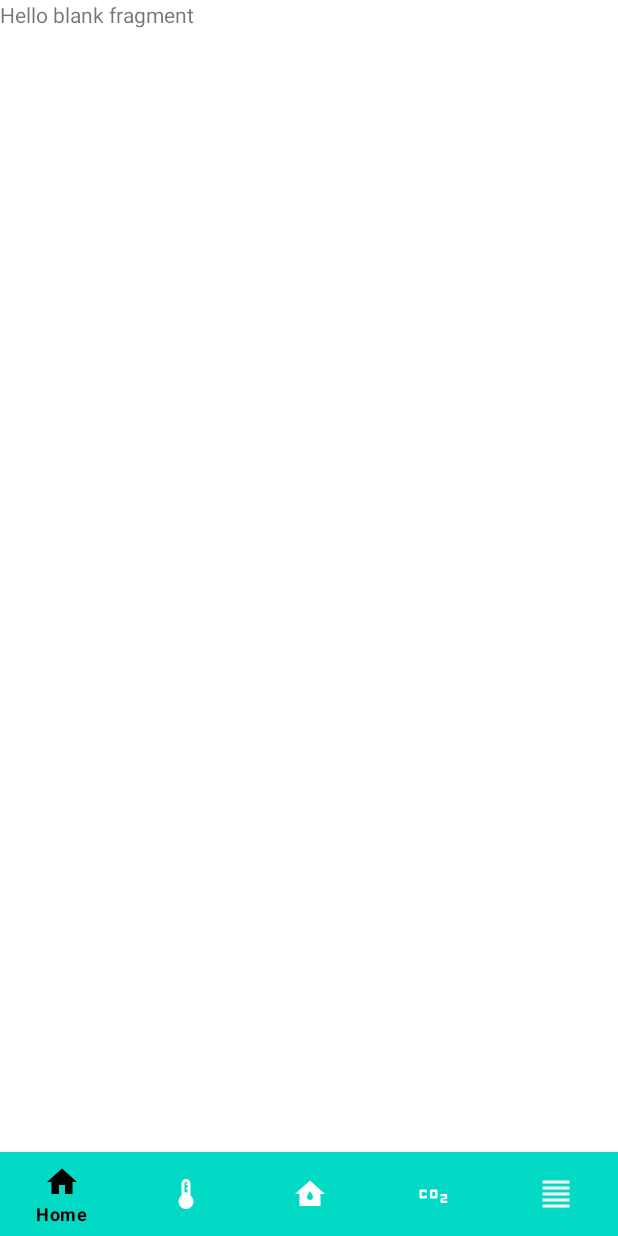
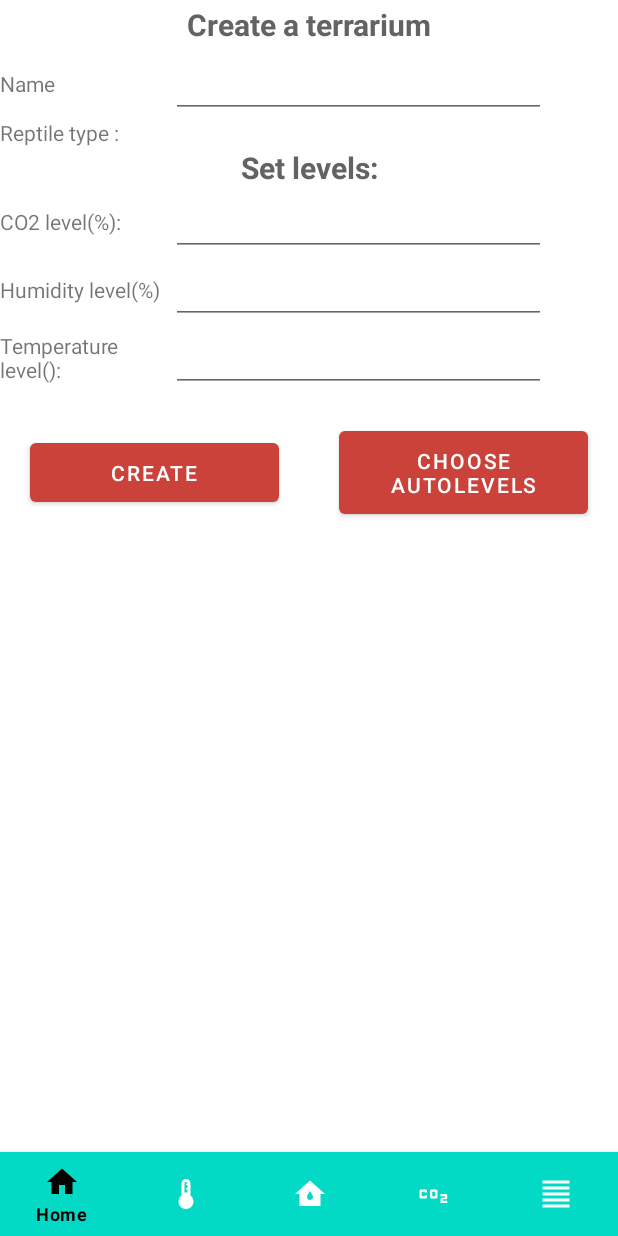
Before and after one commit to alinusiacoban/SEP4-InteractiveMedia, an Android app: the fragment OptionsFragment placed in its activity, on a phone screen of 412 x 824 dp. Run offline under Robolectric (Android 15) with nearby library versions, the phone set to English and light mode, and no system bars.

Commit message:
Create terrarium initial page layout

```diff
--- a/app/src/main/res/layout/fragment_options.xml
+++ b/app/src/main/res/layout/fragment_options.xml
@@ -1,14 +1,151 @@
 <?xml version="1.0" encoding="utf-8"?>
-<FrameLayout xmlns:android="http://schemas.android.com/apk/res/android"
+<LinearLayout xmlns:android="http://schemas.android.com/apk/res/android"
     xmlns:tools="http://schemas.android.com/tools"
     android:layout_width="match_parent"
     android:layout_height="match_parent"
+    android:orientation="vertical"
     tools:context=".terraiot.ui.options.OptionsFragment">
 
     <!-- TODO: Update blank fragment layout -->
+    <LinearLayout
+        android:layout_width="match_parent"
+        android:layout_height="wrap_content"
+        android:orientation="horizontal"
+        android:gravity="center_vertical">
     <TextView
         android:layout_width="match_parent"
-        android:layout_height="match_parent"
-        android:text="@string/hello_blank_fragment" />
+        android:layout_height="wrap_content"
+        android:text="Create a terrarium"
+        android:textSize="20sp"
+        android:textStyle="bold"
+        android:textAlignment="center"
+        android:textColor="#636363"/>
+    <View
+        android:layout_width="match_parent"
+        android:layout_height="1dp"
+        android:layout_marginTop="16dp"
+        android:layout_marginBottom="16dp"
+        android:background="#636363"/>
+    </LinearLayout>
+    <LinearLayout
+        android:layout_width="match_parent"
+        android:layout_height="wrap_content"
+        android:orientation="horizontal"
+        android:gravity="center_vertical">
 
-</FrameLayout>
+        <TextView
+            android:layout_width="0dp"
+            android:layout_height="wrap_content"
+            android:layout_weight="1"
+            android:text="Name" />
+        <EditText
+            android:layout_width="wrap_content"
+            android:layout_height="wrap_content"
+            android:layout_marginEnd="48dp"
+            android:layout_weight="2" />
+    </LinearLayout>
+    <LinearLayout
+        android:layout_width="match_parent"
+        android:layout_height="wrap_content"
+        android:orientation="horizontal"
+        android:gravity="center_vertical">
+        <TextView
+            android:layout_width="0dp"
+            android:layout_height="wrap_content"
+            android:layout_weight="1"
+            android:text="Reptile type :">
+        </TextView>
+
+    </LinearLayout>
+
+    <LinearLayout
+        android:layout_width="match_parent"
+        android:layout_height="wrap_content"
+        android:orientation="horizontal"
+        android:gravity="center_vertical">
+        <TextView
+            android:layout_width="match_parent"
+            android:layout_height="wrap_content"
+            android:layout_weight="1"
+            android:text="Set levels:"
+            android:textSize="20sp"
+            android:textStyle="bold"
+            android:textAlignment="center"
+            android:textColor="#636363">
+        </TextView>
+    </LinearLayout>
+    <LinearLayout
+        android:layout_width="match_parent"
+        android:layout_height="wrap_content"
+        android:orientation="horizontal"
+        android:gravity="center_vertical">
+
+        <TextView
+            android:layout_width="0dp"
+            android:layout_height="wrap_content"
+            android:layout_weight="1"
+            android:text="CO2 level(%):" />
+        <EditText
+            android:layout_width="wrap_content"
+            android:layout_height="wrap_content"
+            android:layout_marginEnd="48dp"
+            android:layout_weight="2" />
+    </LinearLayout>
+    <LinearLayout
+        android:layout_width="match_parent"
+        android:layout_height="wrap_content"
+        android:orientation="horizontal"
+        android:gravity="center_vertical">
+
+        <TextView
+            android:layout_width="0dp"
+            android:layout_height="wrap_content"
+            android:layout_weight="1"
+            android:text="Humidity level(%)" />
+        <EditText
+            android:layout_width="wrap_content"
+            android:layout_height="wrap_content"
+            android:layout_marginEnd="48dp"
+            android:layout_weight="2" />
+    </LinearLayout>
+    <LinearLayout
+        android:layout_width="match_parent"
+        android:layout_height="wrap_content"
+        android:orientation="horizontal"
+        android:gravity="center_vertical">
+
+        <TextView
+            android:layout_width="0dp"
+            android:layout_height="wrap_content"
+            android:layout_weight="1"
+            android:text="Temperature level():" />
+        <EditText
+            android:layout_width="wrap_content"
+            android:layout_height="wrap_content"
+            android:layout_marginEnd="48dp"
+            android:layout_weight="2" />
+    </LinearLayout>
+    <LinearLayout
+        android:layout_width="match_parent"
+        android:layout_height="wrap_content"
+        android:orientation="horizontal"
+        android:gravity="center_vertical">
+        <Button
+            android:layout_width="match_parent"
+            android:layout_height="wrap_content"
+            android:layout_weight="1"
+            android:padding="10dp"
+            android:layout_margin="20dp"
+            android:text="Create">
+        </Button>
+        <Button
+            android:layout_width="match_parent"
+            android:layout_height="wrap_content"
+            android:layout_weight="1"
+            android:padding="10dp"
+            android:layout_margin="20dp"
+            android:text="Choose autolevels">
+        </Button>
+    </LinearLayout>
+
+</LinearLayout>
```
